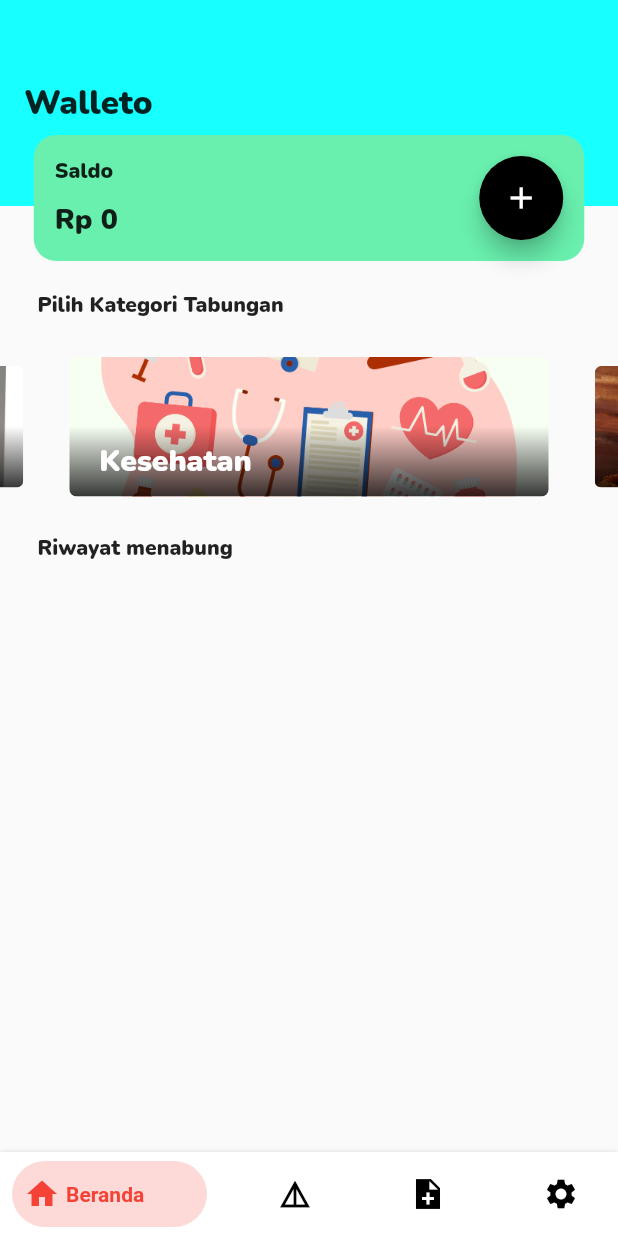
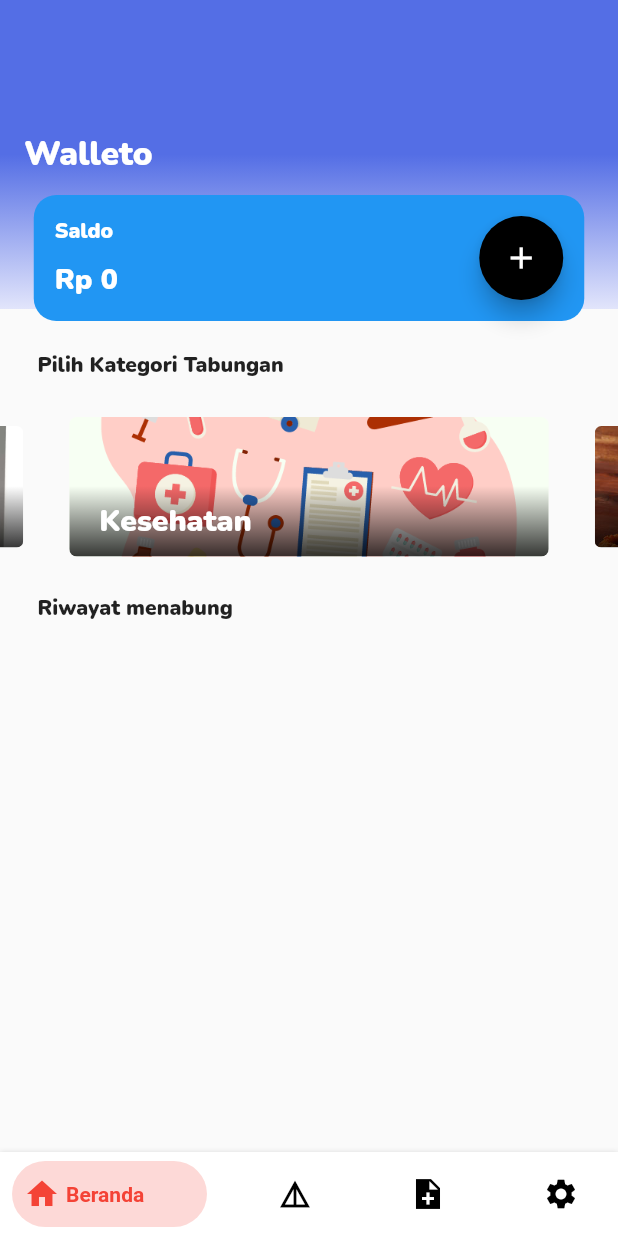
Before and after one commit to AlvinHadinata/walleto, a Flutter app: the screen it shows after launch, on a phone screen of 412 x 824 dp. Run offline on Flutter 3.47's test engine with Material 2 defaults, Android fonts, the phone set to English and light mode, and no system bars; drawn by our look-alikes of bottom_navy_bar, carousel_slider; our stand-ins replace google_fonts, sqflite; accounts and stored records are empty.

Commit message:
Init commit

```diff
--- a/lib/screens/main_menu_page.dart
+++ b/lib/screens/main_menu_page.dart
@@ -3,6 +3,7 @@ import 'package:flutter/cupertino.dart';
 import 'package:flutter/material.dart';
 import 'package:walleto/data/model/category.dart';
 import 'package:walleto/screens/widgets/carousel.dart';
+import 'package:walleto/shared/theme.dart';
 
 class MainMenuPage extends StatelessWidget {
   @override
@@ -15,7 +16,7 @@ class MainMenuPage extends StatelessWidget {
             background(),
             Column(
               children: [
-                SizedBox(height: 90),
+                SizedBox(height: 130),
                 saldo(),
                 SizedBox(height: 20),
                 item2(),
@@ -52,9 +53,16 @@ Widget carousel() {
 Widget background() {
   return Builder(builder: (BuildContext context) {
     return Container(
-        height: MediaQuery.of(context).size.width / 3,
+        height: MediaQuery.of(context).size.width / 2,
         decoration: BoxDecoration(
-            color: Colors.cyanAccent),
+            gradient: LinearGradient(
+                colors: [
+                  kGradasi,
+                  kBlueColor,
+                ],
+              begin: Alignment.bottomRight
+            )
+        ),
         child: Padding(
           padding: const EdgeInsets.all(16.0),
           child: Row(
@@ -65,6 +73,7 @@ Widget background() {
                     fontWeight: FontWeight.bold,
                     fontSize: 22,
                     fontFamily: 'Nunito',
+                    color: kWhiteColor
                   )),
             ],
           ),
@@ -77,7 +86,7 @@ Widget saldo() {
     return Container(
       width: MediaQuery.of(context).size.width - 45,
       decoration: BoxDecoration(
-          color: Colors.greenAccent,
+          color: Colors.blue,
           borderRadius: BorderRadius.all(Radius.circular(15))),
       child: Padding(
         padding: const EdgeInsets.all(14.0),
@@ -92,6 +101,7 @@ Widget saldo() {
                       fontWeight: FontWeight.bold,
                       fontSize: 14.0,
                       fontFamily: 'Nunito',
+                      color: kWhiteColor
                     )),
                 SizedBox(height: 10),
                 Text('Rp 0',
@@ -99,6 +109,7 @@ Widget saldo() {
                       fontWeight: FontWeight.bold,
                       fontSize: 19.0,
                       fontFamily: 'Nunito',
+                      color: kWhiteColor
                     )),
               ],
             ),
```
Also changed, not shown: lib/screens/detaill_page.dart (+16 -7 lines), lib/screens/notes_page.dart (+16 -6 lines), lib/screens/settings_page.dart (+41 -3 lines).
